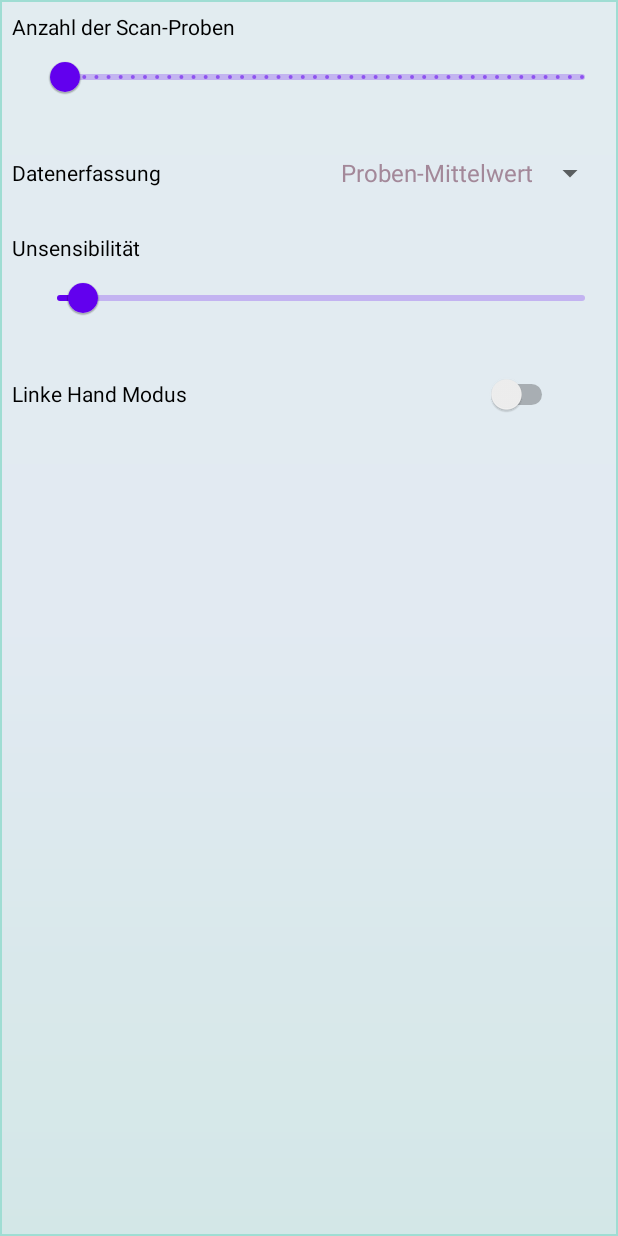
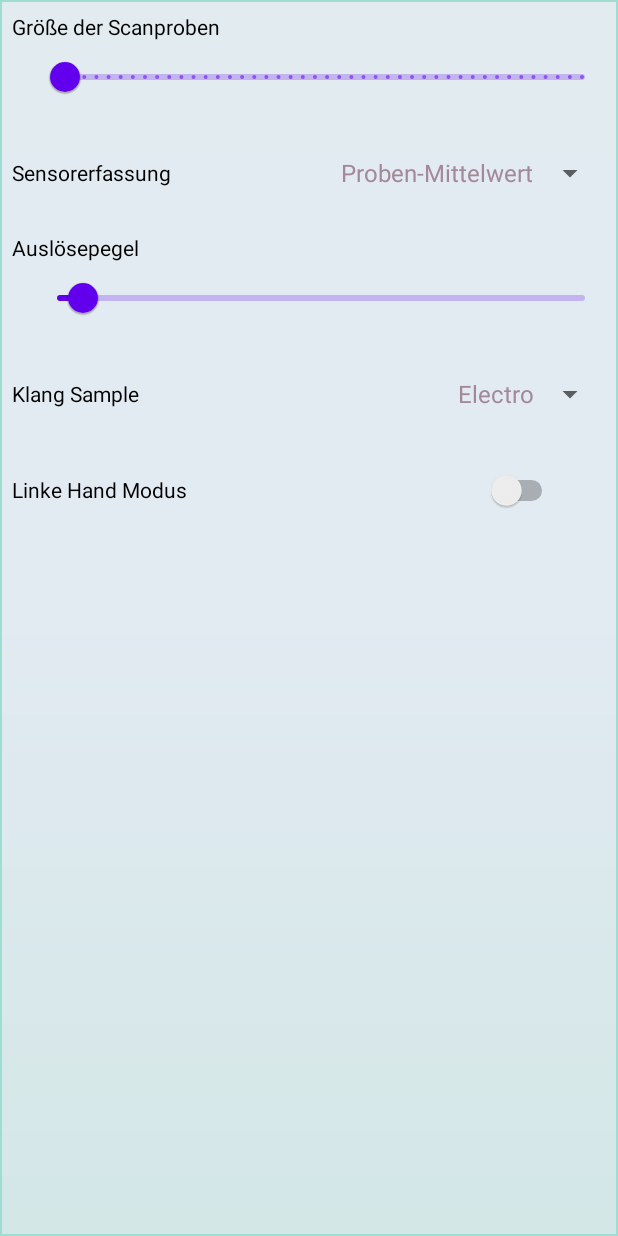
Before and after one commit to tomlud123/VirtRealTUD, an Android app: the screen it shows after launch (SettingsActivity), after a tap on an icon or button, on a phone screen of 412 x 824 dp. Run offline under Robolectric (Android 15) with nearby library versions, the phone set to English and light mode, and no system bars; libraries missing offline, so code that uses them is left out: org.apache.commons; 1 statement that could not run was skipped.

Commit message:
improvements, add new samples

```diff
--- a/app/src/main/java/com/example/virtrealtud/MainActivity.java
+++ b/app/src/main/java/com/example/virtrealtud/MainActivity.java
@@ -1,4 +1,8 @@
 package com.example.virtrealtud;
+
+import static com.example.virtrealtud.SettingsActivity.DEFAULT_BUFFER_SIZE;
+import static com.example.virtrealtud.SettingsActivity.DEFAULT_SAMPLE;
+import static com.example.virtrealtud.SettingsActivity.DEFAULT_SENSITIVITY;
 
 import android.content.Context;
 import android.content.Intent;
@@ -10,7 +14,6 @@ import android.hardware.SensorManager;
 import android.media.MediaPlayer;
 import android.os.Bundle;
 import android.view.View;
-import android.widget.Toast;
 
 import androidx.appcompat.app.AppCompatActivity;
 
@@ -37,17 +40,18 @@ public class MainActivity extends AppCompatActivity implements SensorEventListen
 
         sensorManager = (SensorManager) getSystemService(Context.SENSOR_SERVICE);
         sensorAcc = sensorManager.getDefaultSensor(Sensor.TYPE_ACCELEROMETER);
-        mp = MediaPlayer.create(this, R.raw.electr);
     }
 
     protected void onResume() {
         super.onResume();
 
         SharedPreferences sharedPref = getSharedPreferences("settings",0);
-        float scanBufferSize = sharedPref.getFloat("buffer size", SettingsActivity.DEFAULT_BUFFER_SIZE);
+        float scanBufferSize = sharedPref.getFloat("buffer size", DEFAULT_BUFFER_SIZE);
         accBuffer = new CircularFifoQueue<>((int) scanBufferSize);
-        sensitivity = sharedPref.getFloat("sensitivity", SettingsActivity.DEFAULT_SENSITIVITY);
+        sensitivity = sharedPref.getFloat("sensitivity", DEFAULT_SENSITIVITY);
         leftHand = sharedPref.getBoolean("left hand", false);
+        int sample = sharedPref.getInt("sample", DEFAULT_SAMPLE);
+        mp = MediaPlayer.create(this, sample);
 
         sensorManager.registerListener(this, sensorAcc, SensorManager.SENSOR_DELAY_FASTEST);
     }
--- a/app/src/main/java/com/example/virtrealtud/SettingsActivity.kt
+++ b/app/src/main/java/com/example/virtrealtud/SettingsActivity.kt
@@ -1,23 +1,32 @@
 package com.example.virtrealtud
 
 import android.os.Bundle
+import android.view.View
+import android.widget.AdapterView
 import androidx.appcompat.app.AppCompatActivity
 import kotlinx.android.synthetic.main.activity_settings.*
+
 
 class SettingsActivity : AppCompatActivity() {
     companion object {
         const val DEFAULT_BUFFER_SIZE = 3f
         const val DEFAULT_SENSITIVITY = 10f
+        const val DEFAULT_SAMPLE = R.raw.electr
+        const val DEFAULT_SAMPLE_NAME = "Electro"
     }
 
     override fun onCreate(savedInstanceState: Bundle?) {
         super.onCreate(savedInstanceState)
         setContentView(R.layout.activity_settings)
+    }
+
+    override fun onResume() {
+        super.onResume()
         setViewListeners()
         updateViews()
     }
 
-    private fun setViewListeners(){
+    private fun setViewListeners() {
         sampleRateSlider.addOnChangeListener { slider, value, fromUser ->
 //            Toast.makeText(this, value.toString(), Toast.LENGTH_LONG).show()
             val sharedPref = getSharedPreferences("settings", 0)
@@ -32,6 +41,27 @@ class SettingsActivity : AppCompatActivity() {
             editor.putFloat("sensitivity", value)
             editor.apply()
         }
+
+        sampleSpinner.setOnItemSelectedListener(object : AdapterView.OnItemSelectedListener {
+            override fun onItemSelected(parentView: AdapterView<*>?, selectedItemView: View?, position: Int, id: Long) {
+                val sharedPref = getSharedPreferences("settings", 0)
+                val editor = sharedPref.edit()
+                val sampleName = sampleSpinner.getSelectedItem().toString()
+                var sample = DEFAULT_SAMPLE
+                if (sampleName == "Hi-Hat") {
+                    sample = R.raw.hihat
+                } else if (sampleName == "Rattle") {
+                    sample = R.raw.rattle
+                }
+                editor.putInt("sample", sample)
+                editor.putString("sampleName", sampleName)
+                editor.apply()
+            }
+
+            override fun onNothingSelected(parentView: AdapterView<*>?) {//do nothing
+            }
+        })
+
 
         leftHand.setOnCheckedChangeListener { buttonView, isChecked ->
             val sharedPref = getSharedPreferences("settings", 0)
@@ -49,7 +79,12 @@ class SettingsActivity : AppCompatActivity() {
         sensivitySlider.value = sensitivity
         var leftHandOn = sharedPref.getBoolean("left hand", false)
         leftHand.isChecked = leftHandOn
+        var sample = sharedPref.getString("sampleName", DEFAULT_SAMPLE_NAME)
+        for (i in 0 until sampleSpinner.count) {
+            if (sampleSpinner.getItemAtPosition(i).equals(sample)) {
+                sampleSpinner.setSelection(i)
+                break
+            }
+        }
     }
-
-
-    }
+}
--- a/app/src/main/res/layout/activity_main.xml
+++ b/app/src/main/res/layout/activity_main.xml
@@ -34,6 +34,6 @@
         app:layout_constraintBottom_toBottomOf="parent"
         app:layout_constraintEnd_toEndOf="parent"
         app:srcCompat="@drawable/ic_baseline_settings_24"
-        app:tint="#163330"
+        app:tint="#163332"
         tools:ignore="SpeakableTextPresentCheck" />
 </androidx.constraintlayout.widget.ConstraintLayout>
--- a/app/src/main/res/layout/activity_settings.xml
+++ b/app/src/main/res/layout/activity_settings.xml
@@ -26,7 +26,7 @@
             android:id="@+id/textView2"
             android:layout_width="match_parent"
             android:layout_height="wrap_content"
-            android:text="Anzahl der Scan-Proben"
+            android:text="Größe der Scanproben"
             android:textColor="#000000" />
 
         <com.google.android.material.slider.Slider
@@ -48,21 +48,21 @@
 
             <TextView
                 android:id="@+id/textView4"
-                android:layout_width="wrap_content"
+                android:layout_width="match_parent"
                 android:layout_height="match_parent"
                 android:layout_weight="1"
                 android:gravity="center_vertical"
-                android:text="Datenerfassung"
+                android:text="Sensorerfassung"
                 android:textColor="#000000" />
 
             <Spinner
                 android:id="@+id/spinner"
-                android:theme="@style/mySpinnerItemStyle"
                 android:layout_width="wrap_content"
                 android:layout_height="match_parent"
                 android:entries="@array/scan_result_collect_modes"
                 android:minHeight="48dp"
-                android:spinnerMode="dropdown" />
+                android:spinnerMode="dropdown"
+                android:theme="@style/mySpinnerItemStyle" />
         </LinearLayout>
 
         <TextView
@@ -70,7 +70,7 @@
             android:layout_width="match_parent"
             android:layout_height="wrap_content"
             android:layout_marginTop="16dp"
-            android:text="Unsensibilität"
+            android:text="Auslösepegel"
             android:textColor="#000000" />
 
         <com.google.android.material.slider.Slider
@@ -82,6 +82,32 @@
             android:valueFrom="1.0"
             android:valueTo="200.0"
             tools:ignore="SpeakableTextPresentCheck" />
+
+        <LinearLayout
+            android:layout_width="match_parent"
+            android:layout_height="wrap_content"
+            android:layout_marginTop="16dp"
+            android:orientation="horizontal">
+
+            <TextView
+                android:id="@+id/textView3"
+                android:layout_width="match_parent"
+                android:layout_height="match_parent"
+                android:layout_weight="1"
+                android:gravity="center_vertical"
+                android:text="Klang Sample"
+                android:textColor="#000000" />
+
+            <Spinner
+                android:id="@+id/sampleSpinner"
+                android:layout_width="wrap_content"
+                android:layout_height="match_parent"
+                android:entries="@array/samples"
+                android:minHeight="48dp"
+                android:spinnerMode="dropdown"
+                android:theme="@style/mySpinnerItemStyle" />
+
+        </LinearLayout>
 
         <Switch
             android:id="@+id/leftHand"
--- a/app/src/main/res/values/strings.xml
+++ b/app/src/main/res/values/strings.xml
@@ -3,4 +3,9 @@
     <string-array name="scan_result_collect_modes">
         <item>Proben-Mittelwert</item>
     </string-array>
+    <string-array name="samples">
+        <item>Electro</item>
+        <item>Hi-Hat</item>
+        <item>Rattle</item>
+    </string-array>
 </resources>
```
Also changed, not shown: 2 other files.
